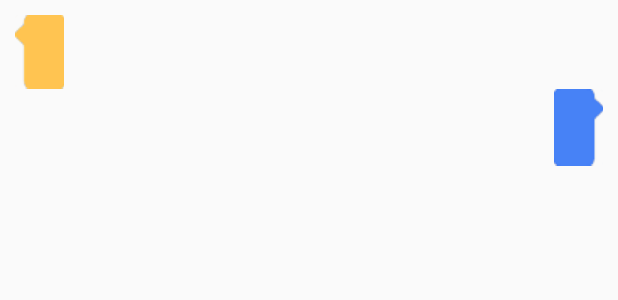
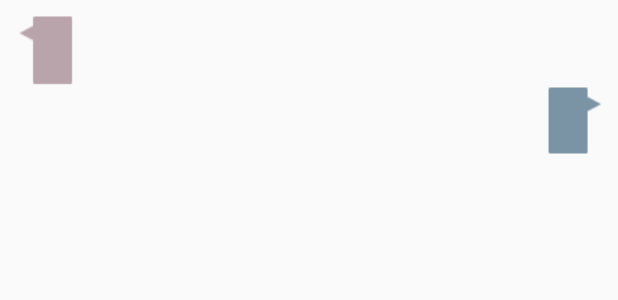
Before and after one commit to DingchunFei/OurChat, an Android app: the layout msg_item.xml on its own in the app's theme, with its tools: preview values and no code run, on a phone screen of 412 x 824 dp. Shown: the top 300 px of the screen. Run offline under Robolectric (Android 15) with nearby library versions, the phone set to English and light mode, and no system bars.

Commit message:
Colour Theme

```diff
--- a/app/src/main/java/com/example/gotsaintwho/utils/DBUtil.java
+++ b/app/src/main/java/com/example/gotsaintwho/utils/DBUtil.java
@@ -10,6 +10,7 @@
 import com.example.gotsaintwho.pojo.User;
 
 import java.util.ArrayList;
+import java.util.LinkedList;
 import java.util.List;
 
 public class DBUtil {
@@ -114,14 +115,14 @@
     }
 
     public static List<MsgDBPojo> findAllMsgDBPojoByTargetUserId(String targetUserId){
-        List<MsgDBPojo> msgDBPojoList = new ArrayList<>();
+        LinkedList<MsgDBPojo> msgDBPojoList = new LinkedList<>();
         Cursor cursor = db.query("msgdbpojo", new String[]{"id","content","type"}, "targetUserId=?", new String[]{targetUserId}, null, null, "id desc");
         if (cursor.moveToFirst()) {
             do {
                 String content = cursor.getString(cursor.getColumnIndex ("content"));
                 int type = cursor.getInt(cursor.getColumnIndex ("type"));
                 MsgDBPojo msgDBPojo = new MsgDBPojo(content,type,targetUserId);
-                msgDBPojoList.add(msgDBPojo);
+                msgDBPojoList.push(msgDBPojo);
             } while (cursor.moveToNext());
         }
         cursor.close();
--- a/app/src/main/res/layout/msg_item.xml
+++ b/app/src/main/res/layout/msg_item.xml
@@ -37,6 +37,7 @@
             android:layout_gravity="center"
             android:layout_marginLeft="10dp"
             android:layout_marginRight="10dp"
-            android:layout_marginBottom="5dp" />
+            android:layout_marginBottom="5dp"
+            android:textColor="#fff"/>
     </LinearLayout>
 </LinearLayout>
--- a/app/src/main/res/values/colors.xml
+++ b/app/src/main/res/values/colors.xml
@@ -1,6 +1,6 @@
 <?xml version="1.0" encoding="utf-8"?>
 <resources>
-    <color name="colorPrimary">#6200EE</color>
-    <color name="colorPrimaryDark">#3700B3</color>
-    <color name="colorAccent">#03DAC5</color>
+    <color name="colorPrimary">#57a2bf</color>
+    <color name="colorPrimaryDark">#478ba5</color>
+    <color name="colorAccent">#616364</color>
 </resources>
```
Also changed, not shown: app/src/main/res/drawable/default_avatar.png, app/src/main/res/drawable/dialogue_bubble_left.9.png, app/src/main/res/drawable/dialogue_bubble_right.9.png.
